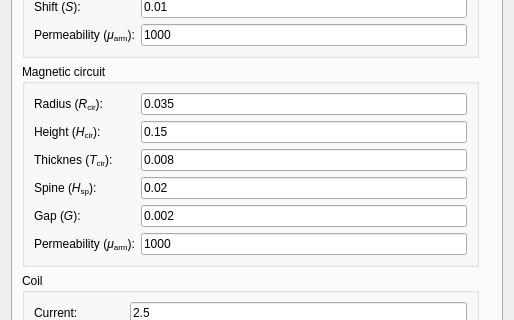
Qt form resources/examples/Device Design/Electromagnetic Actuator.ui (hpfem/agros2d) before a commit; both pictures show x 0 to 514 and y 135 to 455 of the 514 by 588 pixel window.
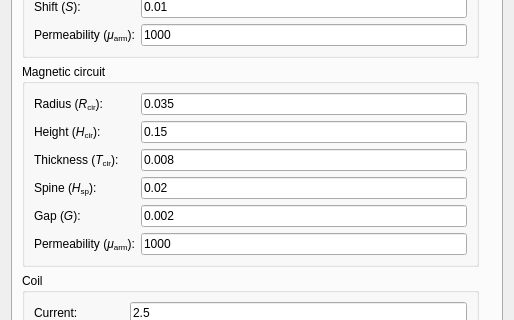
The same form after that commit. Icons and pictures are not drawn.

Commit message: elmag actuator form updated

What changed in the file:
```diff
--- a/resources/examples/Device Design/Electromagnetic Actuator.ui
+++ b/resources/examples/Device Design/Electromagnetic Actuator.ui
@@ -52,7 +52,7 @@
             <item row="2" column="0">
              <widget class="QLabel" name="label_8">
               <property name="text">
-               <string>Thicknes (&lt;i&gt;T&lt;/i&gt;&lt;sub&gt;cir&lt;/sub&gt;):</string>
+               <string>&lt;html&gt;&lt;head/&gt;&lt;body&gt;&lt;p&gt;Thickness (&lt;span style=&quot; font-style:italic;&quot;&gt;T&lt;/span&gt;&lt;span style=&quot; vertical-align:sub;&quot;&gt;cir&lt;/span&gt;):&lt;/p&gt;&lt;/body&gt;&lt;/html&gt;</string>
               </property>
              </widget>
             </item>
```
The commit also changes 1 other file.
